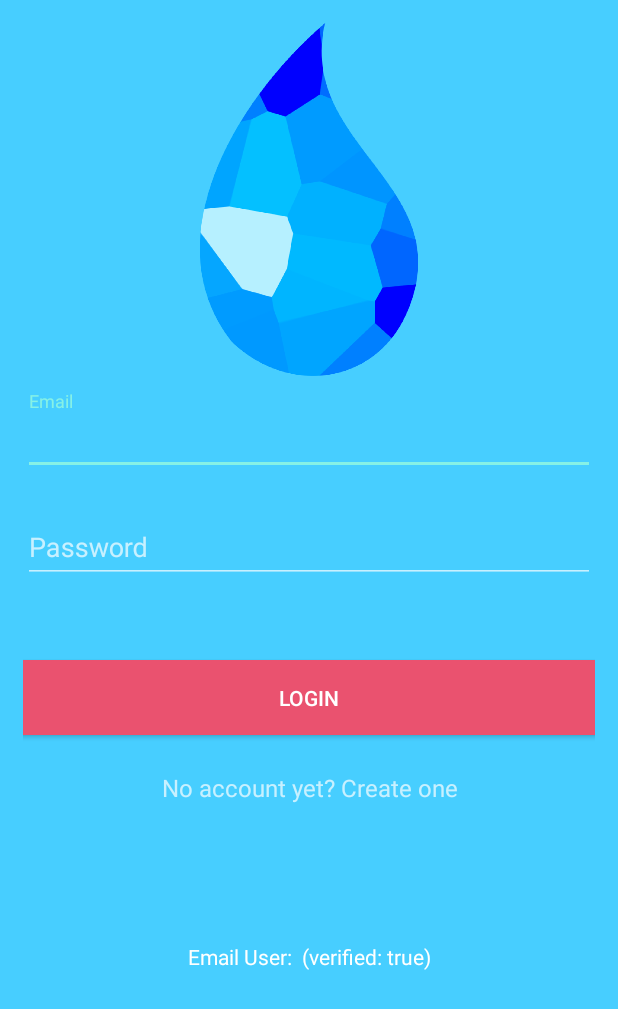
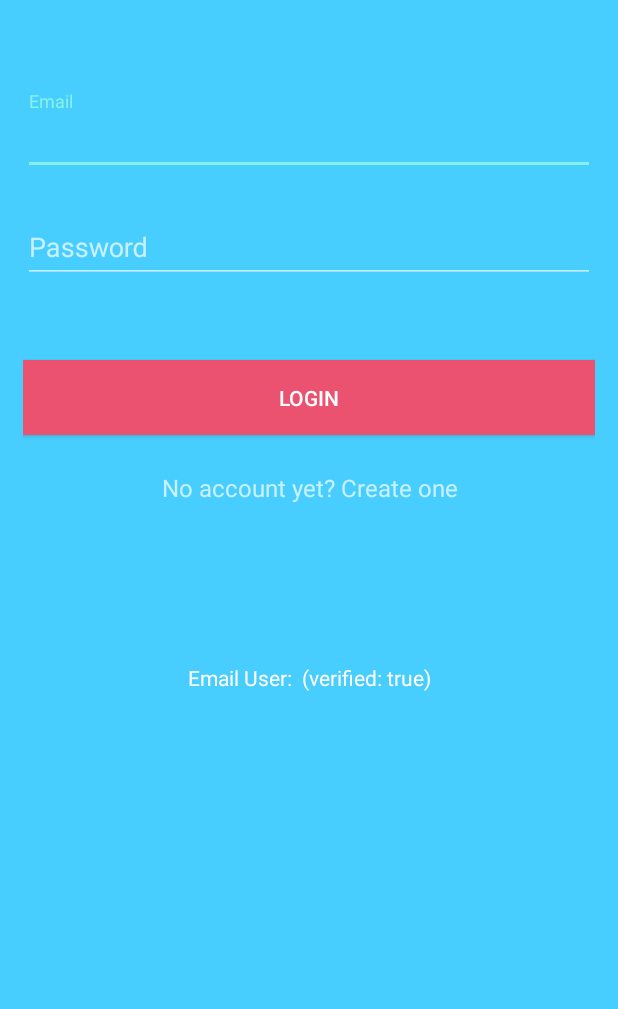
Before and after one commit to edw1nzhao/cs2340_group16, an Android app: the LoginActivity screen opened directly, with no data from a screen before it, on a phone screen of 412 x 824 dp. Shown: the top 1009 px of the screen. Run offline under Robolectric (Android 15) with nearby library versions, the phone set to English and light mode, and no system bars; our stand-ins replace Firebase (no records; nobody signed in at launch, a user with empty details on screens opened directly).

Commit message:
Login screen adjust

```diff
--- a/WaterSourcingProject/app/src/main/res/layout/activity_login.xml
+++ b/WaterSourcingProject/app/src/main/res/layout/activity_login.xml
@@ -19,16 +19,12 @@
 
         <LinearLayout
             android:layout_width="match_parent"
-            android:layout_height="237dp"
+            android:layout_height="37dp"
             android:orientation="vertical">
 
-            <ImageView
-                android:id="@+id/logo"
+            <Space
                 android:layout_width="match_parent"
-                android:layout_height="235dp"
-                android:contentDescription=""
-                app:srcCompat="@mipmap/water_logo"
-                tools:ignore="ContentDescription" />
+                android:layout_height="50dp" />
         </LinearLayout>
 
         <LinearLayout
@@ -36,6 +32,7 @@
             android:layout_height="163dp"
             android:orientation="vertical">
             <!-- Email Label -->
+
             <android.support.design.widget.TextInputLayout
                 android:id="@+id/email_input"
                 android:layout_width="match_parent"
--- a/WaterSourcingProject/build.gradle
+++ b/WaterSourcingProject/build.gradle
@@ -5,7 +5,7 @@ buildscript {
         jcenter()
     }
     dependencies {
-        classpath 'com.android.tools.build:gradle:2.3.0'
+        classpath 'com.android.tools.build:gradle:2.3.1'
 
         // NOTE: Do not place your application dependencies here; they belong
         // in the individual module build.gradle files
```
